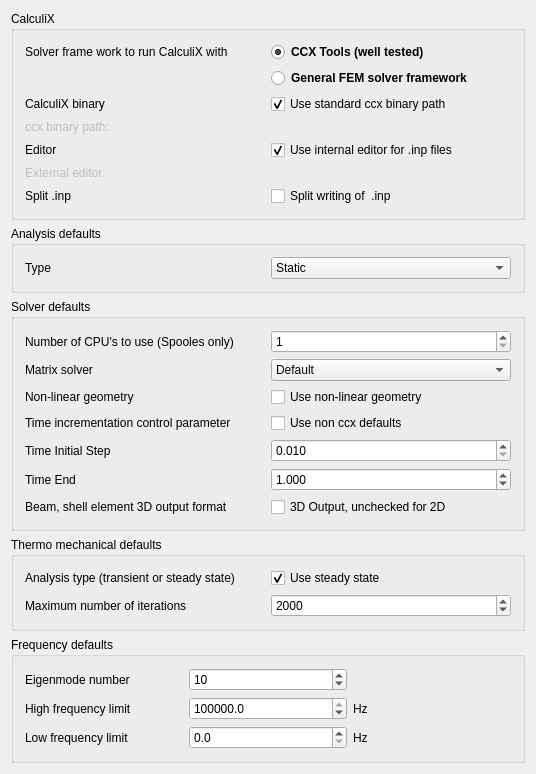
Old version of the form src/Mod/Fem/Gui/DlgSettingsFemCcx.ui in the repository berndhahnebach/All_FreeCAD.
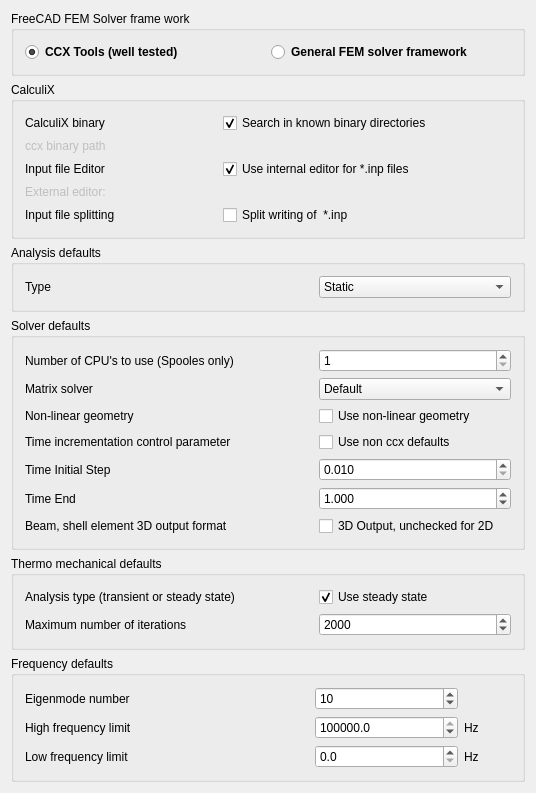
New version of the form. Icons and pictures are not drawn. Custom widgets are drawn as their Qt base class.

Commit message: FEM: all pref gui tabs, some typo, layout and format improvements

```diff
--- a/src/Mod/Fem/Gui/DlgSettingsFemCcx.ui
+++ b/src/Mod/Fem/Gui/DlgSettingsFemCcx.ui
@@ -7,7 +7,7 @@
     <x>0</x>
     <y>0</y>
     <width>536</width>
-    <height>752</height>
+    <height>768</height>
    </rect>
   </property>
   <property name="windowTitle">
@@ -16,6 +16,78 @@
   <layout class="QGridLayout" name="gridLayout_4">
    <item row="0" column="0">
     <layout class="QVBoxLayout" name="verticalLayout">
+     <item>
+      <widget class="QGroupBox" name="gb_gmsh_param">
+       <property name="sizePolicy">
+        <sizepolicy hsizetype="Preferred" vsizetype="Preferred">
+         <horstretch>0</horstretch>
+         <verstretch>0</verstretch>
+        </sizepolicy>
+       </property>
+       <property name="layoutDirection">
+        <enum>Qt::LeftToRight</enum>
+       </property>
+       <property name="title">
+        <string>FreeCAD FEM Solver frame work</string>
+       </property>
+       <property name="alignment">
+        <set>Qt::AlignLeading|Qt::AlignLeft|Qt::AlignTop</set>
+       </property>
+       <layout class="QHBoxLayout" name="horizontalLayout">
+        <property name="sizeConstraint">
+         <enum>QLayout::SetNoConstraint</enum>
+        </property>
+        <item>
+         <layout class="QGridLayout" name="gl_01">
+          <item row="0" column="0">
+           <widget class="Gui::PrefRadioButton" name="rb_ccx_solver_old">
+            <property name="font">
+             <font>
+              <weight>75</weight>
+              <bold>true</bold>
+             </font>
+            </property>
+            <property name="accessibleDescription">
+             <string>sdfsdfsdfds</string>
+            </property>
+            <property name="text">
+             <string>CCX Tools (well tested)</string>
+            </property>
+            <property name="checked">
+             <bool>true</bool>
+            </property>
+            <property name="prefPath" stdset="0">
+             <cstring>Mod/Fem/Ccx</cstring>
+            </property>
+            <property name="prefEntry" stdset="0">
+             <cstring>useOldSolverFrameWork</cstring>
+            </property>
+           </widget>
+          </item>
+          <item row="0" column="2">
+           <widget class="Gui::PrefRadioButton" name="rb_ccx_solver_new">
+            <property name="font">
+             <font>
+              <weight>75</weight>
+              <bold>true</bold>
+             </font>
+            </property>
+            <property name="text">
+             <string>General FEM solver framework</string>
+            </property>
+            <property name="prefPath" stdset="0">
+             <cstring>Mod/Fem/Ccx</cstring>
+            </property>
+            <property name="prefEntry" stdset="0">
+             <cstring>useNewSolverFrameWork</cstring>
+            </property>
+           </widget>
+          </item>
+         </layout>
+        </item>
+       </layout>
+      </widget>
+     </item>
      <item>
       <widget class="QGroupBox" name="gb_01_ccx_param">
        <property name="sizePolicy">
@@ -35,7 +107,7 @@
        </property>
        <layout class="QGridLayout" name="gridLayout_2">
         <item row="0" column="0">
-         <layout class="QGridLayout" name="gridLayout">
+         <layout class="QGridLayout" name="gridLayout" columnstretch="2,3">
           <item row="3" column="1">
            <widget class="Gui::PrefFileChooser" name="fc_ccx_binary_path" native="true">
             <property name="enabled">
@@ -79,14 +151,14 @@
           <item row="4" column="0">
            <widget class="QLabel" name="l_editor">
             <property name="text">
-             <string>Editor</string>
+             <string>Input file Editor</string>
             </property>
            </widget>
           </item>
           <item row="4" column="1">
            <widget class="Gui::PrefCheckBox" name="cb_int_editor">
             <property name="text">
-             <string>Use internal editor for .inp files</string>
+             <string>Use internal editor for *.inp files</string>
             </property>
             <property name="checked">
              <bool>true</bool>
@@ -118,7 +190,7 @@
           <item row="2" column="1">
            <widget class="Gui::PrefCheckBox" name="cb_ccx_binary_std">
             <property name="text">
-             <string>Use standard ccx binary path</string>
+             <string>Search in known binary directories</string>
             </property>
             <property name="checked">
              <bool>true</bool>
@@ -143,14 +215,7 @@
              </size>
             </property>
             <property name="text">
-             <string>ccx binary path:</string>
-            </property>
-           </widget>
-          </item>
-          <item row="0" column="0">
-           <widget class="QLabel" name="l_editor_3">
-            <property name="text">
-             <string>Solver frame work to run CalculiX with</string>
+             <string>ccx binary path</string>
             </property>
            </widget>
           </item>
@@ -170,7 +235,7 @@
           <item row="6" column="0">
            <widget class="QLabel" name="l_editor_2">
             <property name="text">
-             <string>Split .inp</string>
+             <string>Input file splitting</string>
             </property>
            </widget>
           </item>
@@ -180,7 +245,7 @@
              <bool>true</bool>
             </property>
             <property name="text">
-             <string>Split writing of  .inp</string>
+             <string>Split writing of  *.inp</string>
             </property>
             <property name="checked">
              <bool>false</bool>
@@ -200,50 +265,6 @@
             </property>
            </widget>
           </item>
-          <item row="1" column="1">
-           <widget class="Gui::PrefRadioButton" name="rb_ccx_solver_new">
-            <property name="font">
-             <font>
-              <weight>75</weight>
-              <bold>true</bold>
-             </font>
-            </property>
-            <property name="text">
-             <string>General FEM solver framework</string>
-            </property>
-            <property name="prefPath" stdset="0">
-             <cstring>Mod/Fem/Ccx</cstring>
-            </property>
-            <property name="prefEntry" stdset="0">
-             <cstring>useNewSolverFrameWork</cstring>
-            </property>
-           </widget>
-          </item>
-          <item row="0" column="1">
-           <widget class="Gui::PrefRadioButton" name="rb_ccx_solver_old">
-            <property name="font">
-             <font>
-              <weight>75</weight>
-              <bold>true</bold>
-             </font>
-            </property>
-            <property name="accessibleDescription">
-             <string>sdfsdfsdfds</string>
-            </property>
-            <property name="text">
-             <string>CCX Tools (well tested)</string>
-            </property>
-            <property name="checked">
-             <bool>true</bool>
-            </property>
-            <property name="prefPath" stdset="0">
-             <cstring>Mod/Fem/Ccx</cstring>
-            </property>
-            <property name="prefEntry" stdset="0">
-             <cstring>useOldSolverFrameWork</cstring>
-            </property>
-           </widget>
-          </item>
          </layout>
         </item>
        </layout>
@@ -256,7 +277,7 @@
        </property>
        <layout class="QHBoxLayout" name="horizontalLayout_3">
         <item>
-         <layout class="QGridLayout" name="gl_analysis">
+         <layout class="QGridLayout" name="gl_analysis" columnstretch="3,2">
           <item row="0" column="0">
            <widget class="QLabel" name="l_type">
             <property name="text">
@@ -322,7 +343,7 @@
        </property>
        <layout class="QHBoxLayout" name="horizontalLayout_1">
         <item>
-         <layout class="QGridLayout" name="gl_solver">
+         <layout class="QGridLayout" name="gl_solver" columnstretch="3,2">
           <item row="4" column="0">
            <widget class="QLabel" name="l_use_iterations_param">
             <property name="text">
@@ -543,7 +564,7 @@
        </property>
        <layout class="QHBoxLayout" name="horizontalLayout_2">
         <item>
-         <layout class="QGridLayout" name="gl_thremomech">
+         <layout class="QGridLayout" name="gl_thremomech" columnstretch="3,2">
           <item row="3" column="0">
            <widget class="QLabel" name="l_ccx_max_iterations">
             <property name="text">
@@ -608,7 +629,7 @@
        </property>
        <layout class="QGridLayout" name="gridLayout_3">
         <item row="0" column="0">
-         <layout class="QGridLayout" name="gl_frequ" columnstretch="0,0,0">
+         <layout class="QGridLayout" name="gl_frequ" columnstretch="6,3,1">
           <item row="1" column="1">
            <widget class="Gui::PrefSpinBox" name="sb_eigenmode_number">
             <property name="maximum">
@@ -733,6 +754,11 @@
    <extends>Gui::FileChooser</extends>
    <header>Gui/PrefWidgets.h</header>
   </customwidget>
+  <customwidget>
+   <class>Gui::PrefRadioButton</class>
+   <extends>QRadioButton</extends>
+   <header>Gui/PrefWidgets.h</header>
+  </customwidget>
   <customwidget>
    <class>Gui::PrefSpinBox</class>
    <extends>QSpinBox</extends>
@@ -748,11 +774,6 @@
    <extends>QDoubleSpinBox</extends>
    <header>Gui/PrefWidgets.h</header>
   </customwidget>
-  <customwidget>
-   <class>Gui::PrefRadioButton</class>
-   <extends>QRadioButton</extends>
-   <header>Gui/PrefWidgets.h</header>
-  </customwidget>
  </customwidgets>
  <resources>
   <include location="Resources/Fem.qrc"/>
```
The commit also changes 4 other files.
